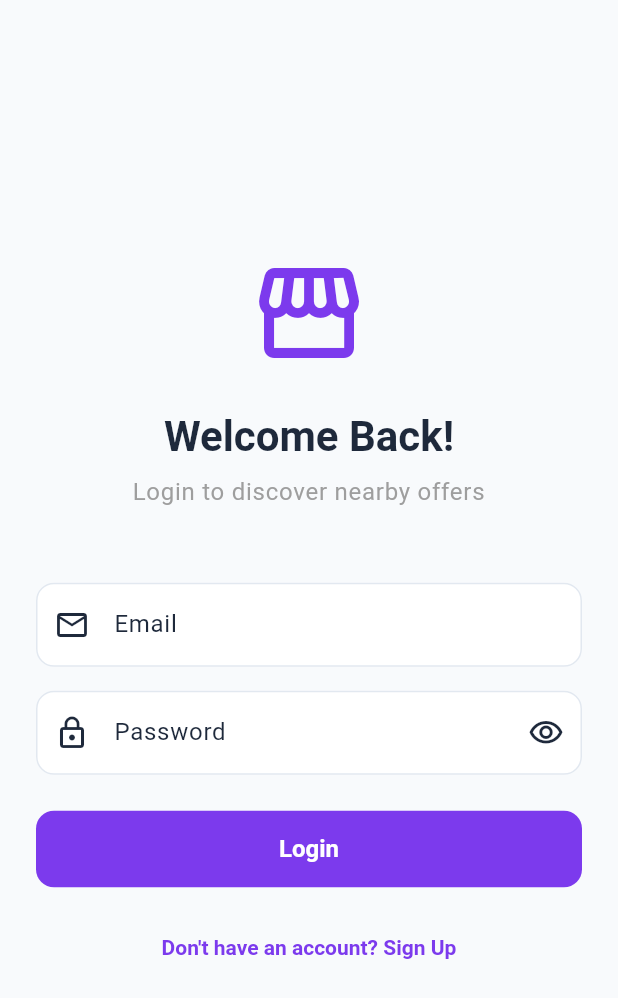
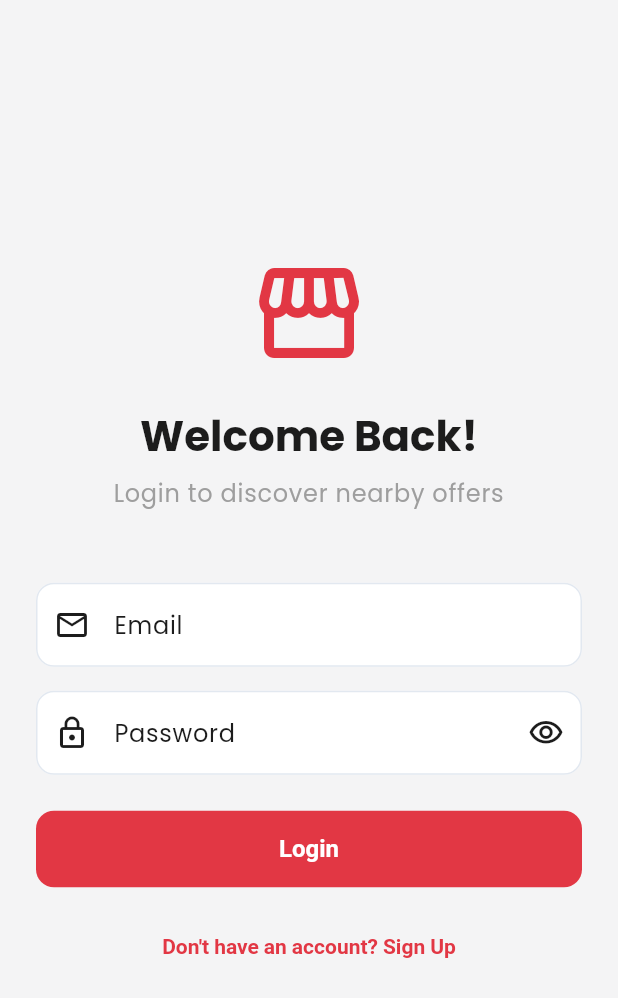
Before and after one commit to adithyajalluri2005/local-vyapari-user, a Flutter app: the screen it shows after launch, on a phone screen of 412 x 824 dp. Shown: the top 998 px of the screen. Run offline on Flutter 3.47's test engine with Material 3 defaults, Android fonts, the phone set to English and light mode, and no system bars; our stand-ins replace cached_network_image, cloud_firestore, firebase_auth, firebase_core, firebase_database, firebase_messaging and 8 more; missing offline and left inert: encrypt, geoflutterfire_plus, string_similarity; accounts and stored records are empty.

Commit message:
feat: implement application theme with google_fonts integration

```diff
--- a/lib/core/theme/app_theme.dart
+++ b/lib/core/theme/app_theme.dart
@@ -1,17 +1,19 @@
 import 'package:flutter/material.dart';
+import 'package:google_fonts/google_fonts.dart';
 
 class AppTheme {
-  static const Color primaryColor = Color(0xFF7C3AED); // Modern Violet
-  static const Color primaryLight = Color(0xFF8B5CF6);
-  static const Color primaryDark = Color(0xFF5B21B6);
-  static const Color secondaryColor = Color(0xFF1E293B);
-  static const Color backgroundColor = Color(0xFFF8FAFC);
+  static const Color primaryColor = Color(0xFFE23744); // Zomato-style Red
+  static const Color primaryLight = Color(0xFFF15A65);
+  static const Color primaryDark = Color(0xFFB52A36);
+  static const Color secondaryColor = Color(0xFF1C1C1C);
+  static const Color backgroundColor = Color(0xFFF4F4F5);
   static const Color errorColor = Color(0xFFEF4444);
   static const Color successColor = Color(0xFF10B981);
 
   static ThemeData get lightTheme {
     return ThemeData(
       useMaterial3: true,
+      fontFamily: GoogleFonts.poppins().fontFamily,
       colorScheme: ColorScheme.light(
         primary: primaryColor,
         onPrimary: Colors.white,
@@ -107,6 +109,7 @@ class AppTheme {
   static ThemeData get darkTheme {
     return ThemeData(
       useMaterial3: true,
+      fontFamily: GoogleFonts.poppins().fontFamily,
       colorScheme: ColorScheme.dark(
         primary: primaryLight,
         onPrimary: Colors.white,
--- a/pubspec.yaml
+++ b/pubspec.yaml
@@ -34,6 +34,7 @@ dependencies:
   # The following adds the Cupertino Icons font to your application.
   # Use with the CupertinoIcons class for iOS style icons.
   cupertino_icons: ^1.0.8
+  google_fonts: ^6.2.1
   firebase_core: ^4.9.0
   firebase_auth: ^6.5.1
   firebase_database: ^12.4.1
```
